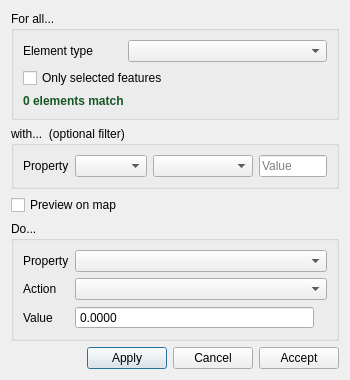
qgisred/QGISRed, file ui/queries/qgisred_groupedit_dialog.ui: the form before one commit.
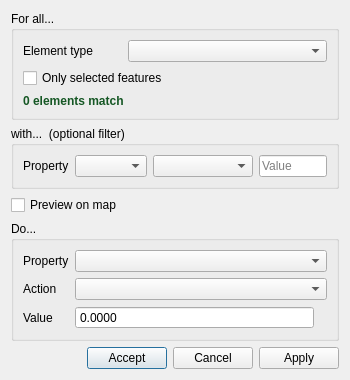
The form after the commit.

Commit message: Group Edit: Reorder buttons to Accept, Cancel, Apply and ignore Enter

The edit to the form file:
```diff
--- a/ui/queries/qgisred_groupedit_dialog.ui
+++ b/ui/queries/qgisred_groupedit_dialog.ui
@@ -396,23 +396,6 @@
          </property>
         </spacer>
        </item>
-       <item>
-        <widget class="QPushButton" name="btApply">
-         <property name="text">
-          <string>Apply</string>
-         </property>
-         <property name="default">
-          <bool>true</bool>
-         </property>
-        </widget>
-       </item>
-       <item>
-        <widget class="QPushButton" name="btCancel">
-         <property name="text">
-          <string>Cancel</string>
-         </property>
-        </widget>
-       </item>
        <item>
         <widget class="QPushButton" name="btAccept">
          <property name="text">
@@ -420,6 +403,20 @@
          </property>
         </widget>
        </item>
+       <item>
+        <widget class="QPushButton" name="btCancel">
+         <property name="text">
+          <string>Cancel</string>
+         </property>
+        </widget>
+       </item>
+       <item>
+        <widget class="QPushButton" name="btApply">
+         <property name="text">
+          <string>Apply</string>
+         </property>
+        </widget>
+       </item>
       </layout>
      </item>
     </layout>
```
The commit also changes 1 other file.
